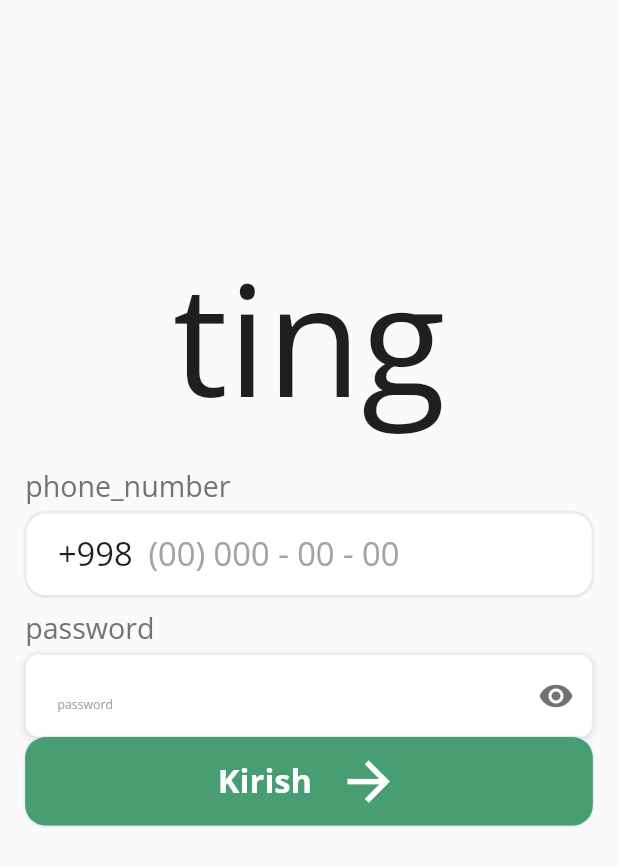
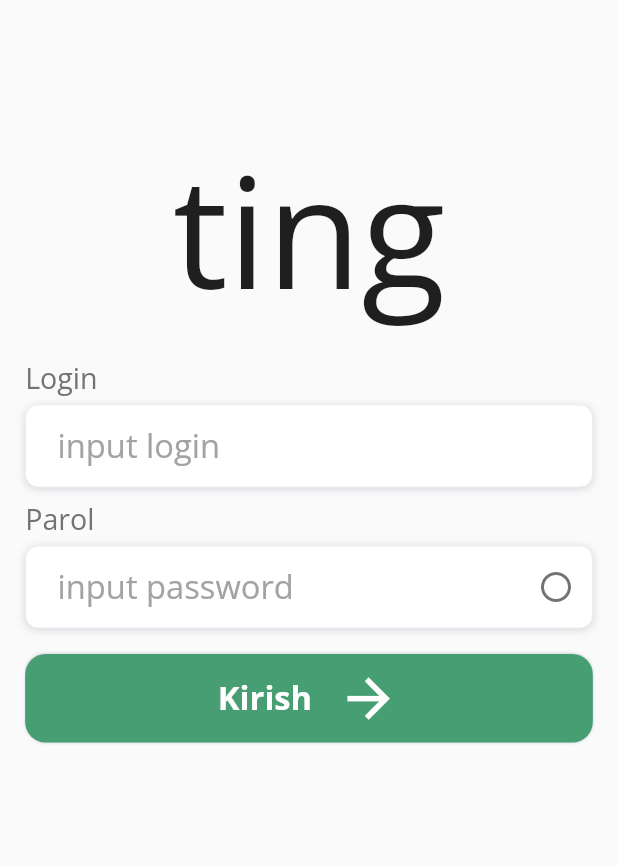
Before and after one commit to zsirojiddinov/ting, a Flutter app: the screen it shows after launch, on a phone screen of 412 x 824 dp. Shown: the top 866 px of the screen. Run offline on Flutter 3.47's test engine with Material 3 defaults, Android fonts, the phone set to English and light mode, and no system bars; our stand-ins replace dio, equatable, fluentui_system_icons, flutter_bloc, flutter_svg, gap and 5 more; missing offline and left inert: barcode_newland_flutter.

Commit message:
login_bloc.dart init

```diff
--- a/lib/bloc/login/login_bloc.dart
+++ b/lib/bloc/login/login_bloc.dart
@@ -24,24 +24,23 @@ class LoginBloc extends Bloc<LoginEvent, LoginState> {
   }
 
   FutureOr<void> login(SigninEvent event, Emitter<LoginState> emit) async {
-    Get.offAll(HomePage());
-    return;
+/*    Get.offAll(HomePage());
+    return;*/
 
-    var login = loginController.text;
+    var login = loginController.text.toString();
+    var password = passwordController.text.toString();
 
-    if (login.length < 6) {
+    if (login.length < 5) {
       emit(ErrorState(failure: InputLoginFailure()));
       return;
     }
 
-    var password = passwordController.text;
     if (password.isEmpty) {
       emit(ErrorState(failure: InputPasswordFailure()));
       return;
     }
 
     emit(ProgressState());
-    await Future.delayed(const Duration(seconds: 1));
 
     var loginRepository = LoginRepository();
 
@@ -56,6 +55,7 @@ class LoginBloc extends Bloc<LoginEvent, LoginState> {
       PreferenceService().setFullName(model.full_name!);
       PreferenceService().setPassword(password);
       PreferenceService().setLogin(login);
+      PreferenceService().setRoles(model.roles!);
       loginController.text = "";
       passwordController.text = "";
       Get.offAll(HomePage());
--- a/lib/model/auth/login_model.dart
+++ b/lib/model/auth/login_model.dart
@@ -1,19 +1,21 @@
+import 'package:ting/model/auth/role_model.dart';
 
 class LoginModel {
   String? full_name;
-  String? phone;
+  List<RoleModel>? roles;
   String? access_token;
 
   LoginModel({
     this.full_name = "",
-    this.phone = "",
+    this.roles,
     this.access_token="",
   });
 
   factory LoginModel.fromJson(Map<String, dynamic> json) {
     return LoginModel(
       full_name: json['full_name'],
-      phone: json['phone'],
+      roles:
+          json['roles'] == null ? [] : RoleModel.fromListJson(json['products']),
       access_token: json['access_token'],
     );
   }
@@ -21,7 +23,7 @@ class LoginModel {
   Map<String, dynamic> toJson() {
     final Map<String, dynamic> data = <String, dynamic>{};
     data['full_name'] = full_name;
-    data['phone'] = phone;
+    data['roles'] = roles;
     data['access_token'] = access_token;
     return data;
   }
--- a/lib/repository/repo.dart
+++ b/lib/repository/repo.dart
@@ -1,4 +1,6 @@
 import 'dart:convert';
+
+import 'package:ting/services/preference_service.dart';
 
 import '../model/base_model.dart';
 
@@ -9,7 +11,8 @@ final BaseModel SERVER_NOT_WORKING = BaseModel(
 );
 
 basicToken() async {
-  var baseRes = "Ziyoviddin:12345";
+  var baseRes =
+      "${PreferenceService().getLogin()}:${PreferenceService().getPassword()}";
   Codec<String, String> stringToBase64 = utf8.fuse(base64);
   String encoded = stringToBase64.encode(baseRes);
 
--- a/lib/services/api_constanta.dart
+++ b/lib/services/api_constanta.dart
@@ -1,7 +1,7 @@
 class ApiConstanta {
   static const BASE_URL_TING = "https://api.ting.uz/";
   static const GET_PROFILE = "v2/user/profile";
-  static const LOGIN = "v1/auth/login";
+  static const LOGIN = "api/auth/login";
   static const CIS_STATUS = "api/v1/util-aggr/cis-status";
   static const UTILIZATION_AGGREGATION = "api/v1/util-aggr/utilization-aggregation";
   static const CHECKING_UTILIZATION_AGGREGATION = "api/v1/util-aggr/report-status";
--- a/lib/services/api_service.dart
+++ b/lib/services/api_service.dart
@@ -1,7 +1,7 @@
 import 'package:dio/dio.dart';
 import 'package:flutter/cupertino.dart';
 import 'package:logger/logger.dart';
-
+import 'package:ting/services/preference_service.dart';
 
 class ApiService {
   late final Dio _dio;
@@ -138,6 +138,7 @@ class ApiService {
         return e.response;
       }
       if (e.response?.statusCode == 401) {
+        PreferenceService().logout();
         return e.response;
       }
       if (e.response?.statusCode == 400) {
--- a/lib/style/text_style.dart
+++ b/lib/style/text_style.dart
@@ -48,7 +48,7 @@ class AppStyle {
 
   TextStyle get hintStyle {
     return GoogleFonts.openSans(
-      fontSize: dimens.font12,
+      fontSize: dimens.font16,
       fontWeight: FontWeight.normal,
       color: MyColor.hint_color,
       decoration: TextDecoration.none,
--- a/lib/ui/login/login.dart
+++ b/lib/ui/login/login.dart
@@ -84,13 +84,14 @@ class _LoginPageState extends State<LoginPage> {
             padding: EdgeInsets.symmetric(horizontal: dimens.paddingWidth),
             child: ListView(
               children: [
-                Gap(dimens.height20),
-                Gap(dimens.screenWidth / 3),
+                Gap(dimens.screenWidth / 5),
                 logo(dimens, textStyle),
                 Gap(dimens.height20),
-                NewPhoneWidget(
+                NewInputWidget(
                   controller: bloc.loginController,
-                  isActive: bloc.isShowPassword,
+                  isMust: false,
+                  title: "Login",
+                  hint: "input login",
                 ),
                 Gap(dimens.height10),
                 NewPasswordWidget(
@@ -98,17 +99,17 @@ class _LoginPageState extends State<LoginPage> {
                   onClickChangeShow: () {
                     bloc.add(ChangePasswordShowEvent());
                   },
-                  isShow: false,
-                  title: "password",
-                  hint: "password",
+                  isShow: bloc.isShowPassword,
+                  title: "Parol",
+                  hint: "input password",
                 ),
+                Gap(dimens.height20),
                 ArrowBtn(
                   text: "Kirish",
                   onClick: () {
                     bloc.add(SigninEvent());
                   },
                 ),
-                Gap(dimens.height45),
               ],
             ),
           ),
--- a/lib/ui/widget/new_input_widget.dart
+++ b/lib/ui/widget/new_input_widget.dart
@@ -242,7 +242,6 @@ class NewInputWidget extends StatelessWidget {
             children: [
               Expanded(
                 child: TextField(
-                  obscureText: !isMust,
                   style: textStyle.text_style.copyWith(
                     color: MyColor.black,
                   ),
--- a/lib/utils/constanta.dart
+++ b/lib/utils/constanta.dart
@@ -10,4 +10,5 @@ class IConstanta {
   static const String LOGIN = "myLogin";
   static const String GROUP = "GROUP";
   static const String UNIT = "UNIT";
+  static const String ROLES = "roles";
 }
--- a/lib/utils/errors.dart
+++ b/lib/utils/errors.dart
@@ -16,16 +16,14 @@ class InputLoginFailure extends Failure {
   InputLoginFailure() : super();
 
   @override
-  String getLocalizedMessage(BuildContext context) =>
-      "input_phone_errors";
+  String getLocalizedMessage(BuildContext context) => "input login";
 }
 
 class InputPasswordFailure extends Failure {
   InputPasswordFailure() : super();
 
   @override
-  String getLocalizedMessage(BuildContext context) =>
-      "input_password_errors";
+  String getLocalizedMessage(BuildContext context) => "input password ";
 }
 
 class NotGroupCodeFailure extends Failure {
```
Also changed, not shown: lib/model/auth/role_model.dart (added, +32 -0 lines), lib/repository/login_repository.dart (+15 -2 lines), lib/services/preference_service.dart (+17 -0 lines).
